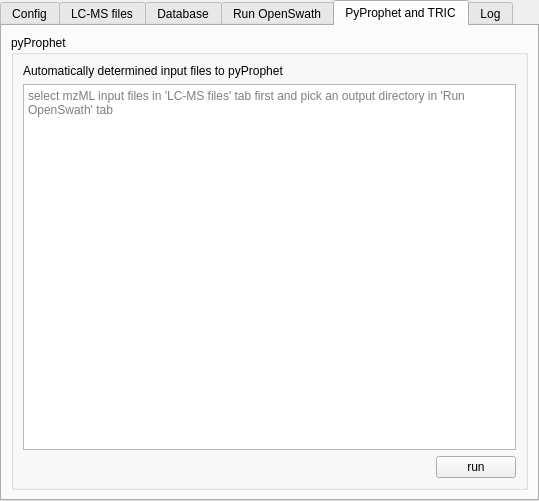
The window that src/openms_gui/source/VISUAL/DIALOGS/SwathTabWidget.ui (OpenMS/OpenMS-TOPP-GUI) describes before a commit, drawn with Qt 5.
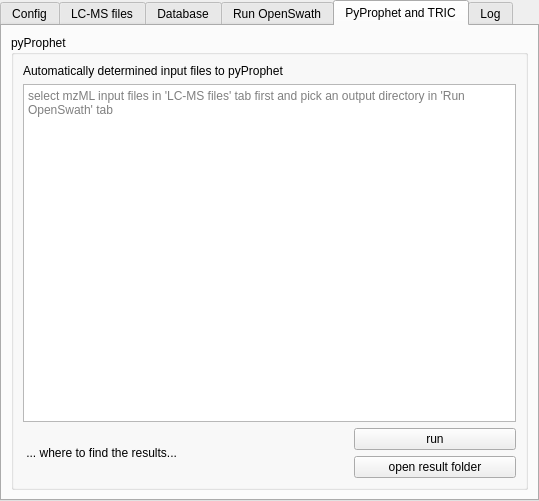
The same window after the commit. Custom widgets are drawn as their Qt base class.

Commit message: run PyProphet and TRIC; open result folder; keep output directory in sync

What changed in the file:
```diff
--- a/src/openms_gui/source/VISUAL/DIALOGS/SwathTabWidget.ui
+++ b/src/openms_gui/source/VISUAL/DIALOGS/SwathTabWidget.ui
@@ -377,25 +377,22 @@
            </property>
           </widget>
          </item>
-         <item row="0" column="0" colspan="2">
-          <widget class="QLabel" name="label_8">
+         <item row="3" column="2">
+          <widget class="QPushButton" name="btn_pyresults">
            <property name="text">
-            <string>Automatically determined input files to pyProphet</string>
+            <string>open result folder</string>
            </property>
           </widget>
          </item>
-         <item row="2" column="1">
-          <spacer name="horizontalSpacer_2">
-           <property name="orientation">
-            <enum>Qt::Horizontal</enum>
+         <item row="2" column="0" rowspan="2" colspan="2">
+          <widget class="QLabel" name="lbl_pyOutDir">
+           <property name="text">
+            <string> ... where to find the results...</string>
            </property>
-           <property name="sizeHint" stdset="0">
-            <size>
-             <width>232</width>
-             <height>20</height>
-            </size>
+           <property name="wordWrap">
+            <bool>true</bool>
            </property>
-          </spacer>
+          </widget>
          </item>
          <item row="1" column="0" colspan="3">
           <widget class="QTextEdit" name="input_py_pqps">
@@ -407,6 +404,13 @@
            </property>
           </widget>
          </item>
+         <item row="0" column="0" colspan="2">
+          <widget class="QLabel" name="label_8">
+           <property name="text">
+            <string>Automatically determined input files to pyProphet</string>
+           </property>
+          </widget>
+         </item>
         </layout>
        </widget>
       </item>
```
The commit also changes 2 other files.
